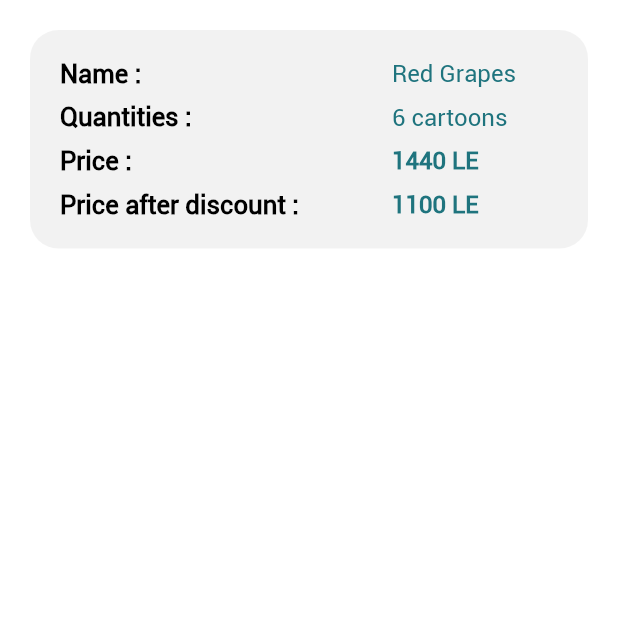
After one commit to Atevaz/UAE, a Flutter app: the OldOrders screen opened directly, on a phone screen of 412 x 824 dp, the top half of it. The commit adds this screen. Run offline on Flutter 3.47's test engine with Material 2 defaults, Android fonts, the phone set to English and light mode, and no system bars; our stand-ins replace animated_splash_screen, awesome_dialog, bloc, carousel_slider, dio, easy_localization and 6 more; accounts and stored records are empty.

Commit message:
old order view

```diff
--- a/lib/presentation/styles/colors.dart
+++ b/lib/presentation/styles/colors.dart
@@ -2,10 +2,11 @@ import 'package:flutter/material.dart';
 
 class AppColor {
   static const Color teal = Color(0xFF1F747E);
-  static const Color white =Color(0xFFFFFFFF);
-  static const Color black =Color(0xFF000000);
+  static const Color white = Color(0xFFFFFFFF);
+  static const Color black = Color(0xFF000000);
   static const Color grey = Colors.grey;
-  static const Color blueGrey= Color(0xFFA9C9CD);
+  static const Color blueGrey = Color(0xFFA9C9CD);
   static const Color red = Color(0xFFFB0505);
   static const Color green = Color(0xFF3FA007);
+  static const Color containerBG = Color(0xFFD9D9D9);
 }
--- /dev/null
+++ b/lib/presentation/view/old_orders.dart
@@ -0,0 +1,104 @@
+import 'package:flutter/material.dart';
+import 'package:flutter_screenutil/flutter_screenutil.dart';
+import 'package:h_m/presentation/styles/colors.dart';
+import 'package:h_m/presentation/widget/headline_text.dart';
+import 'package:h_m/presentation/widget/regular_text.dart';
+
+class OldOrders extends StatelessWidget {
+  final String name = 'Red Grapes';
+  final String quantity = '6 cartoons';
+  final double price = 1440;
+  final double priceAfterDiscount = 1100;
+
+  @override
+  Widget build(BuildContext context) {
+    return SafeArea(
+      child: Scaffold(
+        body: Padding(
+          padding: const EdgeInsets.all(20.0),
+          child: Container(
+            padding: EdgeInsets.symmetric(vertical: 10, horizontal: 20),
+            width: 350.w,
+            height: 122.h,
+            decoration: BoxDecoration(
+              color: AppColor.containerBG.withOpacity(.33),
+              borderRadius: BorderRadius.circular(19),
+            ),
+            child: Row(
+              children: [
+                Expanded(
+                    flex: 2,
+                    child: Column(
+                      crossAxisAlignment: CrossAxisAlignment.start,
+                      mainAxisAlignment: MainAxisAlignment.spaceEvenly,
+                      children: [
+                        HeadLineText(
+                          text: 'Name :',
+                          fontFamily: 'Roboto',
+                          fontWeight: FontWeight.w600,
+                          fontSize: 15,
+                        ),
+                        HeadLineText(
+                          fontFamily: 'Roboto',
+                          text: 'Quantities :',
+                          fontWeight: FontWeight.w600,
+                          fontSize: 15,
+                        ),
+                        HeadLineText(
+                          text: 'Price :',
+                          fontWeight: FontWeight.w600,
+                          fontSize: 15,
+                          fontFamily: 'Roboto',
+                        ),
+                        HeadLineText(
+                          text: 'Price after discount :',
+                          fontWeight: FontWeight.w600,
+                          fontSize: 15,
+                          fontFamily: 'Roboto',
+                        ),
+                      ],
+                    )),
+                Expanded(
+                    flex: 1,
+                    child: Column(
+                      crossAxisAlignment: CrossAxisAlignment.start,
+                      mainAxisAlignment: MainAxisAlignment.spaceEvenly,
+                      children: [
+                        RegularText(
+                          text: name,
+                          fontWeight: FontWeight.w400,
+                          fontSize: 14,
+                          color: AppColor.teal,
+                          fontFamily: 'Roboto',
+                        ),
+                        RegularText(
+                          text: quantity,
+                          fontWeight: FontWeight.w400,
+                          fontSize: 14,
+                          color: AppColor.teal,
+                          fontFamily: 'Roboto',
+                        ),
+                        RegularText(
+                          text: '${price.truncate()} LE',
+                          fontWeight: FontWeight.w600,
+                          fontSize: 14,
+                          color: AppColor.teal,
+                          fontFamily: 'Roboto',
+                        ),
+                        RegularText(
+                          text: '${priceAfterDiscount.truncate()} LE',
+                          fontWeight: FontWeight.w600,
+                          fontSize: 14,
+                          color: AppColor.teal,
+                          fontFamily: 'Roboto',
+                        ),
+                      ],
+                    )),
+              ],
+            ),
+          ),
+        ),
+      ),
+    );
+  }
+}
--- a/pubspec.yaml
+++ b/pubspec.yaml
@@ -110,5 +110,8 @@ flutter:
     - family: Italianno
       fonts:
         - asset: assets/font/Italianno-Regular.otf
+    - family: Roboto
+      fonts:
+        - asset: assets/font/Roboto-Regular.ttf
   # For details regarding fonts from package dependencies,
   # see https://flutter.dev/custom-fonts/#from-packages
```
Also changed, not shown: assets/font/Roboto-Regular.ttf (added).
